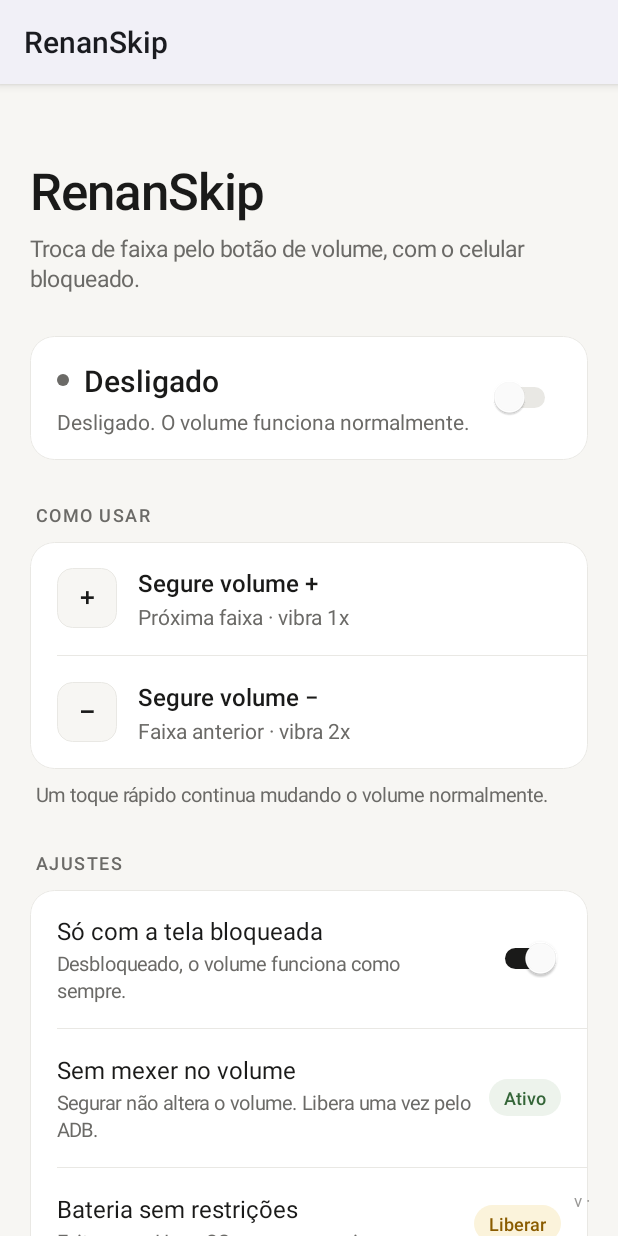
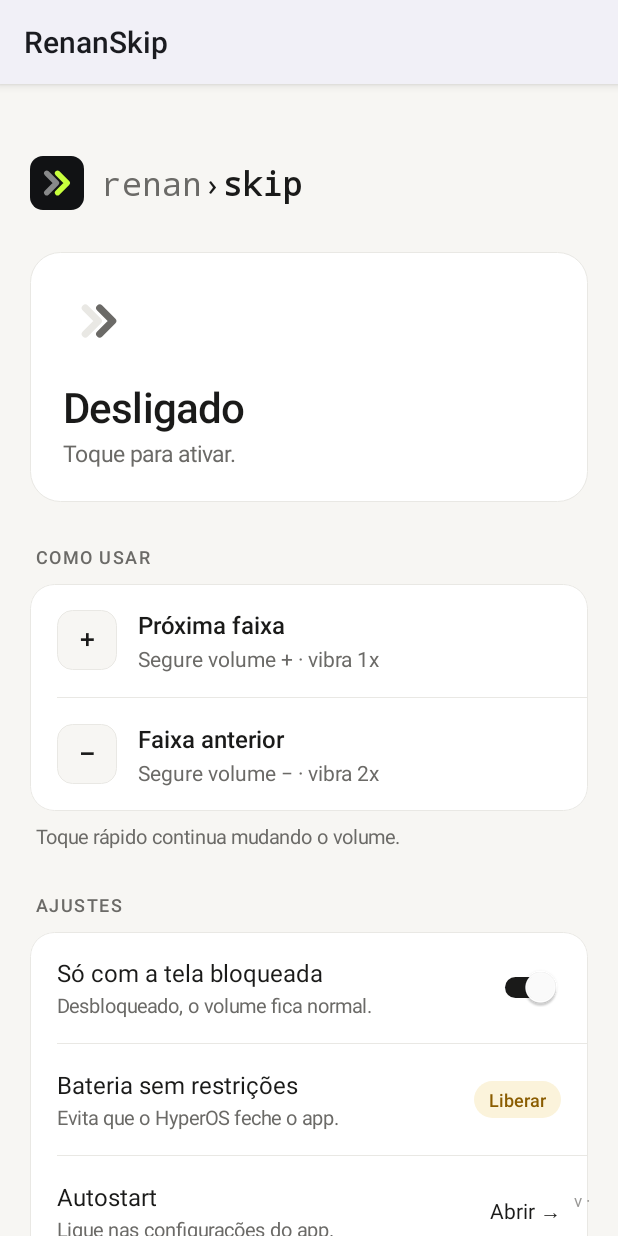
Before and after one commit to renanrmsantos14/RenanSkip, an Android app: the screen it shows after launch (MainActivity), on a phone screen of 412 x 824 dp. Run offline under Robolectric (Android 15) with nearby library versions, the phone set to English and light mode, and no system bars; libraries missing offline, so code that uses them is left out: org.lsposed.hiddenapibypass; network calls fail.

Commit message:
UI: marca C3 no topo, estado como botão grande e menos texto
- Cabeçalho: ícone C3 desenhado em código (classe Chevrons) + nome
  "renan›skip" em monoespaçada; no escuro o quadrado usa grafite
  (#26282D) para não sumir no fundo.
- Estado: o cartão inteiro vira o botão de ligar/desligar (sai o switch).
  Ligado fica lima cheio (#C8FF3D) com texto escuro; desligado fica
  neutro com borda e "Toque para ativar.". Content description informa
  o estado e a ação.
- Ajustes mostram só o que está pendente: "Sem mexer no volume" some
  quando a permissão do ADB já foi dada e "Bateria sem restrições" some
  quando a otimização já está liberada. "Só com a tela bloqueada" e
  Autostart (não detectável) ficam sempre.
- Textos encurtados: sem subtítulo no topo, "Como usar" pela ação
  (Próxima/Faixa anterior) e descrições dos ajustes em uma linha.

Co-Authored-By: Claude Opus 5.5 <noreply@anthropic.com>

```diff
--- a/app/src/main/java/br/renan/renanskip/MainActivity.java
+++ b/app/src/main/java/br/renan/renanskip/MainActivity.java
@@ -7,7 +7,12 @@ import android.content.Intent;
 import android.content.SharedPreferences;
 import android.content.res.ColorStateList;
 import android.content.res.Configuration;
+import android.graphics.Canvas;
+import android.graphics.Color;
+import android.graphics.Paint;
+import android.graphics.Path;
 import android.graphics.Typeface;
+import android.graphics.drawable.Drawable;
 import android.graphics.drawable.GradientDrawable;
 import android.graphics.drawable.RippleDrawable;
 import android.net.Uri;
@@ -15,6 +20,9 @@ import android.os.Build;
 import android.os.Bundle;
 import android.os.PowerManager;
 import android.provider.Settings;
+import android.text.SpannableStringBuilder;
+import android.text.style.ForegroundColorSpan;
+import android.text.style.StyleSpan;
 import android.view.Gravity;
 import android.view.View;
 import android.view.ViewGroup;
@@ -33,9 +41,10 @@ public class MainActivity extends Activity {
     private float density;
 
     private SharedPreferences prefs;
-    private Switch enabled;
     private TextView statusTitle, statusLine, modePill, batteryPill, updateTitle;
-    private View statusDot, updateCard;
+    private LinearLayout hero, settings;
+    private Chevrons heroIcon;
+    private View updateCard, lockedRow, modeRow, batRow, autoRow;
     private Updater.Release release;
 
     @Override protected void onCreate(Bundle b) {
@@ -49,13 +58,19 @@ public class MainActivity extends Activity {
         col.setOrientation(LinearLayout.VERTICAL);
         col.setPadding(dp(20), dp(48), dp(20), dp(56));
 
-        // Cabeçalho
-        TextView title = text("RenanSkip", 34, ink, true);
-        title.setLetterSpacing(-0.02f);
-        TextView sub = text("Troca de faixa pelo botão de volume, com o celular bloqueado.", 15, muted, false);
-        sub.setPadding(0, dp(6), 0, dp(28));
-        col.addView(title);
-        col.addView(sub);
+        // Cabeçalho: marca C3
+        LinearLayout brand = new LinearLayout(this);
+        brand.setGravity(Gravity.CENTER_VERTICAL);
+        brand.addView(new Chevrons(dark ? 0xFF26282D : 0xFF111214, 0x80FFFFFF, 0xFFC8FF3D), new LinearLayout.LayoutParams(dp(36), dp(36)));
+        TextView name = text("", 22, ink, false);
+        name.setTypeface(Typeface.MONOSPACE);
+        SpannableStringBuilder n = new SpannableStringBuilder("renan›skip");
+        n.setSpan(new ForegroundColorSpan(muted), 0, 5, 0);
+        n.setSpan(new StyleSpan(Typeface.BOLD), 6, 10, 0);
+        name.setText(n);
+        name.setPadding(dp(12), 0, 0, 0);
+        brand.addView(name);
+        col.addView(brand, spaced(28));
 
         // Atualização (só aparece quando há versão nova)
         updateCard = card();
@@ -68,75 +83,60 @@ public class MainActivity extends Activity {
         pressable(updateCard, v -> installUpdate());
         col.addView(updateCard, spaced(12));
 
-        // Estado principal
-        LinearLayout hero = card();
-        LinearLayout hRow = row();
-        LinearLayout hText = new LinearLayout(this);
-        hText.setOrientation(LinearLayout.VERTICAL);
-        LinearLayout hTitle = new LinearLayout(this);
-        hTitle.setGravity(Gravity.CENTER_VERTICAL);
-        statusDot = new View(this);
-        hTitle.addView(statusDot, new LinearLayout.LayoutParams(dp(8), dp(8)));
-        statusTitle = text("", 20, ink, true);
-        statusTitle.setPadding(dp(10), 0, 0, 0);
-        hTitle.addView(statusTitle);
-        statusLine = text("", 14, muted, false);
-        statusLine.setPadding(0, dp(4), 0, 0);
-        hText.addView(hTitle);
-        hText.addView(statusLine);
-        hRow.addView(hText, new LinearLayout.LayoutParams(0, -2, 1));
-        enabled = toggle(prefs.getBoolean(SkipService.KEY_ENABLED, false));
-        enabled.setOnCheckedChangeListener((v, c) -> {
-            prefs.edit().putBoolean(SkipService.KEY_ENABLED, c).apply();
+        // Estado: o cartão inteiro é o botão de ligar/desligar
+        hero = new LinearLayout(this);
+        hero.setOrientation(LinearLayout.VERTICAL);
+        hero.setPadding(dp(22), dp(22), dp(22), dp(22));
+        hero.setBackground(heroBg(false));
+        heroIcon = new Chevrons(0, line, muted);
+        hero.addView(heroIcon, new LinearLayout.LayoutParams(dp(48), dp(48)));
+        statusTitle = text("", 28, ink, true);
+        statusTitle.setLetterSpacing(-0.02f);
+        statusTitle.setPadding(0, dp(14), 0, 0);
+        hero.addView(statusTitle);
+        statusLine = text("", 15, muted, false);
+        statusLine.setPadding(0, dp(2), 0, 0);
+        hero.addView(statusLine);
+        pressable(hero, v -> {
+            prefs.edit().putBoolean(SkipService.KEY_ENABLED, !prefs.getBoolean(SkipService.KEY_ENABLED, false)).apply();
             SkipService.sync(this);
             renderStatus();
         });
-        hRow.addView(enabled);
-        hero.addView(hRow);
-        pressable(hero, v -> enabled.toggle());
         col.addView(hero, spaced(28));
 
         // Como usar
         col.addView(label("Como usar"));
         LinearLayout how = card();
-        how.addView(keyRow("+", "Segure volume +", "Próxima faixa · vibra 1x"));
+        how.addView(keyRow("+", "Próxima faixa", "Segure volume + · vibra 1x"));
         how.addView(divider());
-        how.addView(keyRow("−", "Segure volume −", "Faixa anterior · vibra 2x"));
+        how.addView(keyRow("−", "Faixa anterior", "Segure volume − · vibra 2x"));
         col.addView(how, spaced(8));
-        TextView note = text("Um toque rápido continua mudando o volume normalmente.", 13, muted, false);
+        TextView note = text("Toque rápido continua mudando o volume.", 13, muted, false);
         note.setPadding(dp(4), 0, dp(4), dp(28));
         col.addView(note);
 
-        // Ajustes
+        // Ajustes: só o que ainda precisa de atenção (ver renderSettings)
         col.addView(label("Ajustes"));
-        LinearLayout set = card();
+        settings = card();
         Switch onlyLocked = toggle(prefs.getBoolean(SkipService.KEY_ONLY_LOCKED, true));
         onlyLocked.setOnCheckedChangeListener((v, c) -> {
             prefs.edit().putBoolean(SkipService.KEY_ONLY_LOCKED, c).apply();
             renderStatus();
         });
-        View lockedRow = settingRow("Só com a tela bloqueada", "Desbloqueado, o volume funciona como sempre.", onlyLocked);
+        lockedRow = settingRow("Só com a tela bloqueada", "Desbloqueado, o volume fica normal.", onlyLocked);
         pressable(lockedRow, v -> onlyLocked.toggle());
-        set.addView(lockedRow);
-        set.addView(divider());
 
         modePill = pill();
-        View modeRow = settingRow("Sem mexer no volume", "Segurar não altera o volume. Libera uma vez pelo ADB.", modePill);
-        pressable(modeRow, v -> { if (!LongPress.granted(this)) copyAdbCommand(); });
-        set.addView(modeRow);
-        set.addView(divider());
+        modeRow = settingRow("Sem mexer no volume", "Libere uma vez pelo ADB.", modePill);
+        pressable(modeRow, v -> copyAdbCommand());
 
         batteryPill = pill();
-        View batRow = settingRow("Bateria sem restrições", "Evita que o HyperOS encerre o serviço.", batteryPill);
+        batRow = settingRow("Bateria sem restrições", "Evita que o HyperOS feche o app.", batteryPill);
         pressable(batRow, v -> startActivity(new Intent(Settings.ACTION_REQUEST_IGNORE_BATTERY_OPTIMIZATIONS, Uri.parse("package:" + getPackageName()))));
-        set.addView(batRow);
-        set.addView(divider());
 
-        TextView open = text("Abrir →", 14, ink, false);
-        View autoRow = settingRow("Autostart", "No HyperOS, ligue em Configurações do app.", open);
+        autoRow = settingRow("Autostart", "Ligue nas configurações do app.", text("Abrir →", 14, ink, false));
         pressable(autoRow, v -> startActivity(new Intent(Settings.ACTION_APPLICATION_DETAILS_SETTINGS, Uri.parse("package:" + getPackageName()))));
-        set.addView(autoRow);
-        col.addView(set, spaced(0));
+        col.addView(settings, spaced(0));
 
         ScrollView scroll = new ScrollView(this);
         scroll.setFillViewport(true);
@@ -161,8 +161,9 @@ public class MainActivity extends Activity {
     @Override protected void onResume() {
         super.onResume();
         boolean ignoring = getSystemService(PowerManager.class).isIgnoringBatteryOptimizations(getPackageName());
-        setPill(batteryPill, ignoring ? "Liberada" : "Liberar", ignoring);
-        setPill(modePill, LongPress.granted(this) ? "Ativo" : "Copiar ADB", LongPress.granted(this));
+        setPill(batteryPill, "Liberar", false);
+        setPill(modePill, "Copiar ADB", false);
+        renderSettings(ignoring, LongPress.granted(this));
         renderStatus();
         SkipService.sync(this);
         checkUpdate();
@@ -171,14 +172,37 @@ public class MainActivity extends Activity {
     private void renderStatus() {
         boolean on = prefs.getBoolean(SkipService.KEY_ENABLED, false);
         boolean onlyLocked = prefs.getBoolean(SkipService.KEY_ONLY_LOCKED, true);
-        statusLine.setText(!on ? "Desligado. O volume funciona normalmente."
-                : onlyLocked ? "Pronto. Segure o volume com a tela bloqueada."
-                : "Pronto. Segure o volume com a música tocando.");
-        GradientDrawable dot = new GradientDrawable();
-        dot.setShape(GradientDrawable.OVAL);
-        dot.setColor(on ? okFg : muted);
-        statusDot.setBackground(dot);
         statusTitle.setText(on ? "Ativado" : "Desligado");
+        statusLine.setText(!on ? "Toque para ativar."
+                : onlyLocked ? "Segure o volume com a tela bloqueada."
+                : "Segure o volume com a música tocando.");
+        int onInk = 0xFF0E0F11;
+        statusTitle.setTextColor(on ? onInk : ink);
+        statusLine.setTextColor(on ? (onInk & 0xB3FFFFFF) : muted);
+        heroIcon.set(0, on ? (onInk & 0x59FFFFFF) : line, on ? onInk : muted);
+        Drawable fg = hero.getForeground();
+        hero.setBackground(heroBg(on));
+        hero.setForeground(fg);
+        hero.setContentDescription((on ? "Ativado" : "Desligado") + ". Toque para " + (on ? "desligar" : "ativar") + ".");
+    }
+
+    /** Mostra só os ajustes pendentes; "Só com a tela bloqueada" e Autostart (não detectável) ficam sempre. */
+    private void renderSettings(boolean batteryOk, boolean modeOk) {
+        settings.removeAllViews();
+        settings.addView(lockedRow);
+        if (!modeOk) { settings.addView(divider()); settings.addView(modeRow); }
+        if (!batteryOk) { settings.addView(divider()); settings.addView(batRow); }
+        settings.addView(divider());
+        settings.addView(autoRow);
+    }
+
+    /** Ligado: lima da marca, cheio. Desligado: cartão neutro com borda. */
+    private GradientDrawable heroBg(boolean on) {
+        GradientDrawable d = new GradientDrawable();
+        d.setCornerRadius(dp(20));
+        d.setColor(on ? 0xFFC8FF3D : surface);
+        if (!on) d.setStroke(Math.max(1, dp(1) / 2), line);
+        return d;
     }
 
     private void copyAdbCommand() {
@@ -367,4 +391,39 @@ public class MainActivity extends Activity {
     }
 
     private int dp(float v) { return Math.round(v * density); }
+
+    /** Logo C3 desenhada em código: chevron de trás + chevron da frente, opcionalmente num quadrado. */
+    private class Chevrons extends View {
+        private int bgc, back, front;
+        private final Paint p = new Paint(Paint.ANTI_ALIAS_FLAG);
+        private final Path path = new Path();
+
+        Chevrons(int bg, int back, int front) { super(MainActivity.this); set(bg, back, front); }
+
+        void set(int bg, int back, int front) { bgc = bg; this.back = back; this.front = front; invalidate(); }
+
+        @Override protected void onDraw(Canvas c) {
+            float s = getWidth() / 100f;
+            if (Color.alpha(bgc) != 0) {
+                p.setStyle(Paint.Style.FILL);
+                p.setColor(bgc);
+                c.drawRoundRect(0, 0, getWidth(), getHeight(), 24 * s, 24 * s, p);
+            }
+            p.setStyle(Paint.Style.STROKE);
+            p.setStrokeWidth(10 * s);
+            p.setStrokeCap(Paint.Cap.ROUND);
+            p.setStrokeJoin(Paint.Join.ROUND);
+            chevron(c, s, 31, back);
+            chevron(c, s, 51, front);
+        }
+
+        private void chevron(Canvas c, float s, float x, int color) {
+            path.reset();
+            path.moveTo(x * s, 32 * s);
+            path.lineTo((x + 18) * s, 50 * s);
+            path.lineTo(x * s, 68 * s);
+            p.setColor(color);
+            c.drawPath(path, p);
+        }
+    }
 }
```
